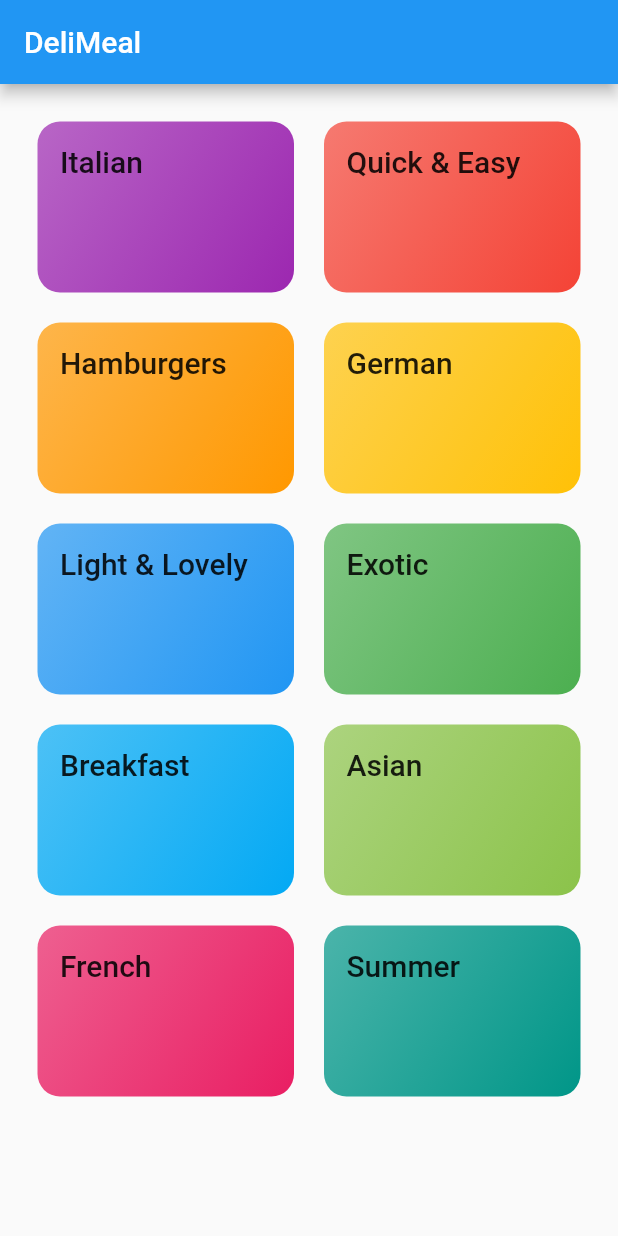
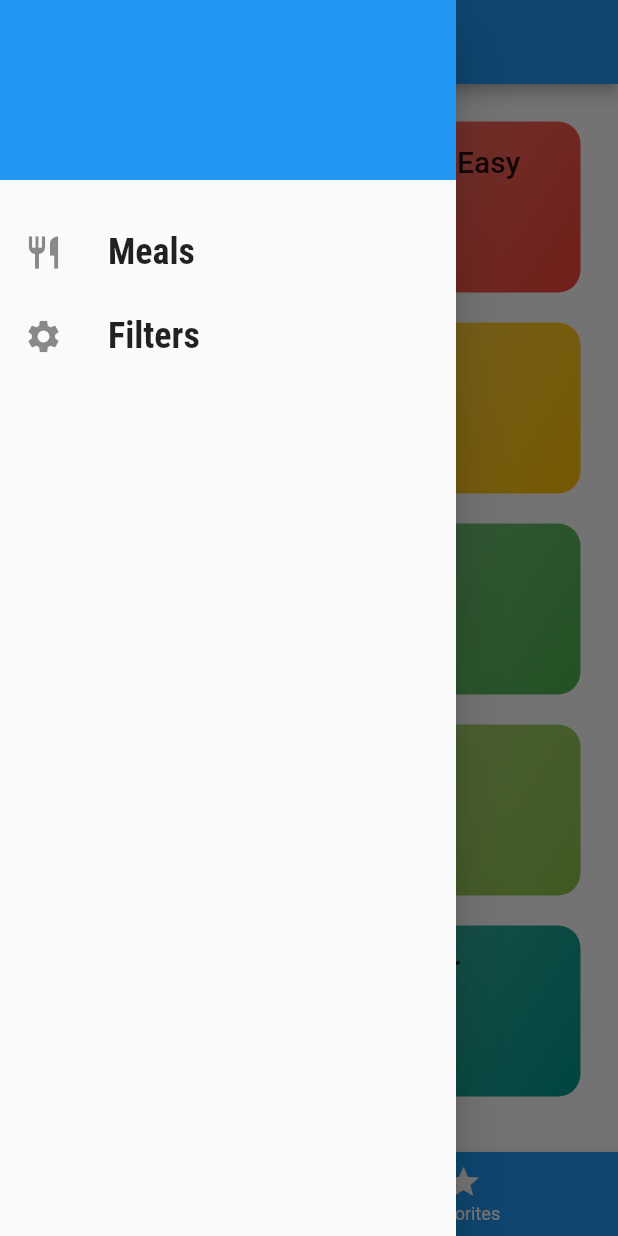
Before and after one commit to ClarisseU/MealApp, a Flutter app: the screen it shows after launch, with the side drawer open (before the commit the screen has no drawer), on a phone screen of 412 x 824 dp. Run offline on Flutter 3.47's test engine with Material 2 defaults, Android fonts, the phone set to English and light mode, and no system bars; missing offline and left inert: dart:js.

Commit message:
add the drawer

```diff
--- a/lib/main.dart
+++ b/lib/main.dart
@@ -1,3 +1,4 @@
+import 'package:Meals_App/screens/tabs_screen.dart';
 import 'package:flutter/material.dart';
 import 'package:flutter/rendering.dart';
 
@@ -36,7 +37,7 @@ class MyApp extends StatelessWidget {
       // home: CategoriesScreen(),
       initialRoute: '/',
       routes: {
-        '/': (ctx) => CategoriesScreen(),
+        '/': (ctx) => TabsScreen(),
         CategoryMealsScreen.routeName: (ctx) => CategoryMealsScreen (),
         MealDetailScreen.routeName: (ctx) => MealDetailScreen(),
       },
--- a/lib/screens/categories_screen.dart
+++ b/lib/screens/categories_screen.dart
@@ -7,11 +7,7 @@ import '../widgets/category_item.dart';
 class CategoriesScreen extends StatelessWidget {
   @override
   Widget build(BuildContext context) {
-    return Scaffold(
-      appBar: AppBar(
-        title: const Text('DeliMeal'),
-      ),
-      body: GridView(
+    return GridView(
         padding: const EdgeInsets.all(25),
         children: DUMMY_CATEGORIES
             .map(
@@ -28,7 +24,6 @@ class CategoriesScreen extends StatelessWidget {
           crossAxisSpacing: 20,
           mainAxisSpacing: 20,
         ),
-      ),
     );
   }
 }
--- /dev/null
+++ b/lib/screens/favorites_screen.dart
@@ -0,0 +1,10 @@
+import 'package:flutter/material.dart';
+
+class FavoritesScreen extends StatelessWidget {
+  @override
+  Widget build(BuildContext context) {
+    return Center(
+      child: Text('The Favorites'),
+    );
+  }
+}
--- /dev/null
+++ b/lib/screens/tabs_screen.dart
@@ -0,0 +1,60 @@
+import 'package:flutter/material.dart';
+
+import './categories_screen.dart';
+import './favorites_screen.dart';
+import '../widgets/main_drawer.dart';
+
+class TabsScreen extends StatefulWidget {
+  @override
+  _TabsScreenState createState() => _TabsScreenState();
+}
+
+class _TabsScreenState extends State<TabsScreen> {
+  final List<Map<String, Object>> _pages = [
+    {
+      'page': CategoriesScreen(),
+      'title': 'Categories',
+    },
+    {
+      'page': FavoritesScreen(),
+      'title': 'Your Favorites',
+    },
+  ];
+  int _selectedPageIndex = 0;
+
+  void _selectedPage(int index) {
+    setState(() {
+      _selectedPageIndex = index;
+    });
+  }
+
+  @override
+  Widget build(BuildContext context) {
+    return Scaffold(
+      appBar: AppBar(
+        title: Text(_pages[_selectedPageIndex]['title']),
+      ),
+      drawer: MainDrawer(),
+      body: _pages[_selectedPageIndex]['page'],
+      bottomNavigationBar: BottomNavigationBar(
+          onTap: _selectedPage,
+          backgroundColor: Theme.of(context).primaryColor,
+          unselectedItemColor: Colors.white,
+          selectedItemColor: Theme.of(context).accentColor,
+          currentIndex: _selectedPageIndex,
+          // type: BottomNavigationBarType.fixed,
+          items: [
+            BottomNavigationBarItem(
+              backgroundColor: Theme.of(context).primaryColor,
+              icon: Icon(Icons.category),
+              title: Text('Categories'),
+            ),
+            BottomNavigationBarItem(
+              backgroundColor: Theme.of(context).primaryColor,
+              icon: Icon(Icons.star),
+              title: Text('Favorites'),
+            ),
+          ]),
+    );
+  }
+}
--- /dev/null
+++ b/lib/widgets/main_drawer.dart
@@ -0,0 +1,51 @@
+import 'package:flutter/material.dart';
+
+class MainDrawer extends StatelessWidget {
+  Widget buildListTile (String title, IconData icon){
+    return ListTile(
+              leading: Icon(
+                icon,
+                size: 26,
+              ),
+              title: Text(
+                title,
+                style: TextStyle(
+                  fontFamily: 'RobotoCondensed',
+                  fontSize: 24,
+                  fontWeight: FontWeight.bold,
+                ),
+              ),
+              onTap: () {},
+              );
+  }
+
+  @override
+  Widget build(BuildContext context) {
+    return Drawer(
+      child: Column(
+        children: <Widget>[
+          Container(
+            height: 120,
+            width: double.infinity,
+            padding: EdgeInsets.all(20),
+            alignment: Alignment.centerLeft,
+            color: Theme.of(context).accentColor,
+            child: Text(
+              'Cooking Up',
+              style: TextStyle(
+                fontWeight: FontWeight.w900,
+                fontSize: 30,
+                color: Theme.of(context).primaryColor,
+              ),
+            ),
+          ),
+          SizedBox(
+            height: 20,
+          ),
+          buildListTile ('Meals', Icons.restaurant),
+          buildListTile('Filters', Icons.settings)
+        ],
+      ),
+    );
+  }
+}
```
